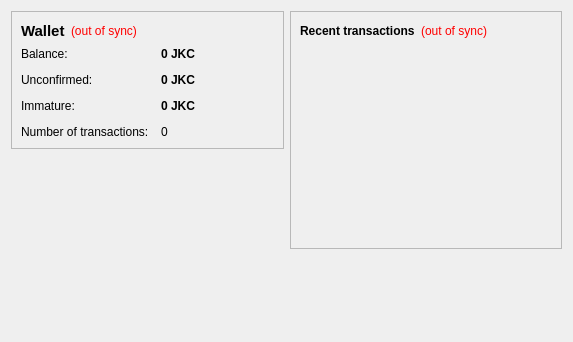
Before: the Qt Designer form src/qt/forms/overviewpage.ui in HFenter/SquidCoin, drawn with Qt 5.
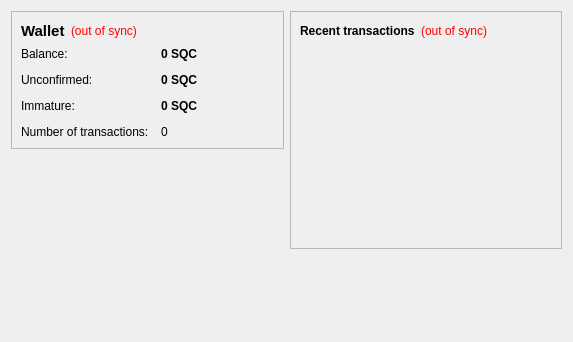
After: the same form once the commit is applied.

```diff
--- a/src/qt/forms/overviewpage.ui
+++ b/src/qt/forms/overviewpage.ui
@@ -105,7 +105,7 @@
              <string>Your current balance</string>
             </property>
             <property name="text">
-             <string notr="true">0 JKC</string>
+             <string notr="true">0 SQC</string>
             </property>
             <property name="textInteractionFlags">
              <set>Qt::LinksAccessibleByMouse|Qt::TextSelectableByKeyboard|Qt::TextSelectableByMouse</set>
@@ -134,7 +134,7 @@
              <string>Total of transactions that have yet to be confirmed, and do not yet count toward the current balance</string>
             </property>
             <property name="text">
-             <string notr="true">0 JKC</string>
+             <string notr="true">0 SQC</string>
             </property>
             <property name="textInteractionFlags">
              <set>Qt::LinksAccessibleByMouse|Qt::TextSelectableByKeyboard|Qt::TextSelectableByMouse</set>
@@ -177,7 +177,7 @@
              <string>Mined balance that has not yet matured</string>
             </property>
             <property name="text">
-             <string notr="true">0 JKC</string>
+             <string notr="true">0 SQC</string>
             </property>
             <property name="textInteractionFlags">
              <set>Qt::LinksAccessibleByMouse|Qt::TextSelectableByKeyboard|Qt::TextSelectableByMouse</set>
```
Left out of the diff: 4 changed lines with no effect on the pictures.
